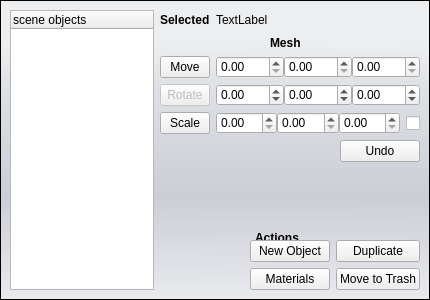
The window that bin/pymodules/editgui/editobject.ui (realXtend/tundra) describes before a commit, drawn with Qt 5.
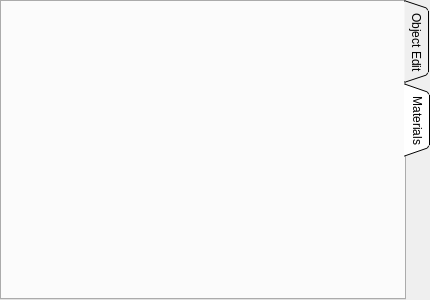
The same window after the commit. The open tabs and pages were chosen to show the change.

Commit message: removed the use of a dialog, went with tabs, still a work in progress so there might be bugs

```diff
--- a/bin/pymodules/editgui/editobject.ui
+++ b/bin/pymodules/editgui/editobject.ui
@@ -72,16 +72,26 @@
     <number>0</number>
    </property>
    <item>
-    <widget class="QFrame" name="MainFrame">
+    <widget class="QTabWidget" name="MainTabWidget">
      <property name="cursor">
       <cursorShape>ArrowCursor</cursorShape>
      </property>
-     <property name="frameShape">
-      <enum>QFrame::StyledPanel</enum>
+     <property name="tabPosition">
+      <enum>QTabWidget::East</enum>
      </property>
-     <property name="frameShadow">
-      <enum>QFrame::Raised</enum>
+     <property name="tabShape">
+      <enum>QTabWidget::Triangular</enum>
      </property>
+     <property name="currentIndex">
+      <number>0</number>
+     </property>
+     <property name="elideMode">
+      <enum>Qt::ElideLeft</enum>
+     </property>
+     <widget class="QWidget" name="MainFrame">
+      <attribute name="title">
+       <string>Object Edit</string>
+      </attribute>
      <layout class="QHBoxLayout" name="horizontalLayout_11">
       <item>
        <layout class="QHBoxLayout" name="horizontalLayout">
@@ -446,33 +456,23 @@
                <property name="bottomMargin">
                 <number>0</number>
                </property>
-               <item row="0" column="0">
-                <layout class="QFormLayout" name="formLayout">
-                 <item row="0" column="0">
+                <item row="0" column="1">
+                 <layout class="QHBoxLayout" name="horizontalLayout_14">
+                  <item>
                   <widget class="QPushButton" name="newObject">
                    <property name="text">
                     <string>New Object</string>
                    </property>
                   </widget>
                  </item>
-                 <item row="0" column="1">
+                  <item>
                   <widget class="QPushButton" name="duplicate">
                    <property name="text">
                     <string>Duplicate</string>
                    </property>
                   </widget>
                  </item>
-                 <item row="1" column="0">
-                  <widget class="QPushButton" name="materials">
-                   <property name="enabled">
-                    <bool>true</bool>
-                   </property>
-                   <property name="text">
-                    <string>Materials</string>
-                   </property>
-                  </widget>
-                 </item>
-                 <item row="1" column="1">
+                  <item>
                   <widget class="QPushButton" name="deleteObject">
                    <property name="text">
                     <string>Move to Trash</string>
@@ -491,6 +491,26 @@
        </layout>
       </item>
      </layout>
+     </widget>
+     <widget class="QWidget" name="MaterialsTab">
+      <property name="enabled">
+       <bool>true</bool>
+      </property>
+      <attribute name="title">
+       <string>Materials</string>
+      </attribute>
+      <widget class="QWidget" name="formLayoutWidget">
+       <property name="geometry">
+        <rect>
+         <x>10</x>
+         <y>10</y>
+         <width>391</width>
+         <height>271</height>
+        </rect>
+       </property>
+       <layout class="QFormLayout" name="materialFormLayout"/>
+      </widget>
+     </widget>
     </widget>
    </item>
   </layout>
```
Lines whose indentation alone changed are shown as unchanged. The commit also changes 1 other file.
